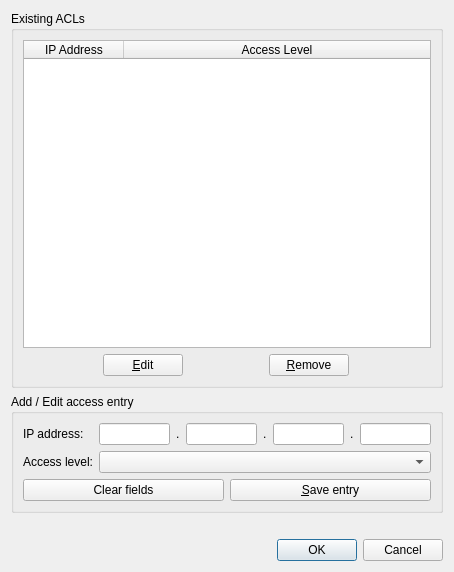
Old version of the form ui_dev/aclmanager.ui in the repository naruxde/revpicommander.
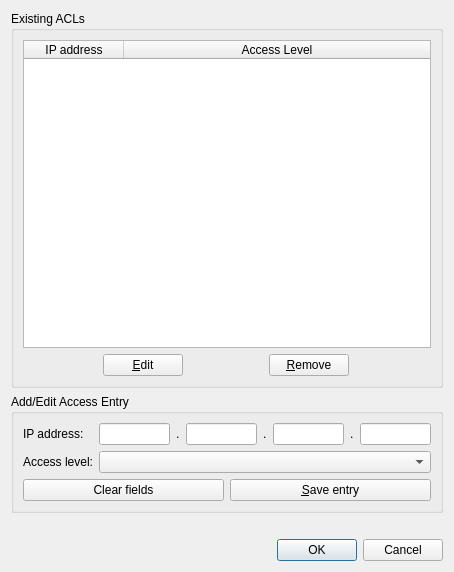
New version of the form.

```diff
--- a/ui_dev/aclmanager.ui
+++ b/ui_dev/aclmanager.ui
@@ -51,7 +51,7 @@
         </attribute>
         <column>
          <property name="text">
-          <string>IP Address</string>
+          <string>IP address</string>
          </property>
         </column>
         <column>
@@ -97,7 +97,7 @@
    <item>
     <widget class="QGroupBox" name="gb_edit">
      <property name="title">
-      <string>Add / Edit access entry</string>
+      <string>Add/Edit Access Entry</string>
      </property>
      <layout class="QGridLayout" name="gridLayout_2">
       <item row="1" column="0">
```
Left out of the diff: 2 changed lines with no effect on the pictures.
